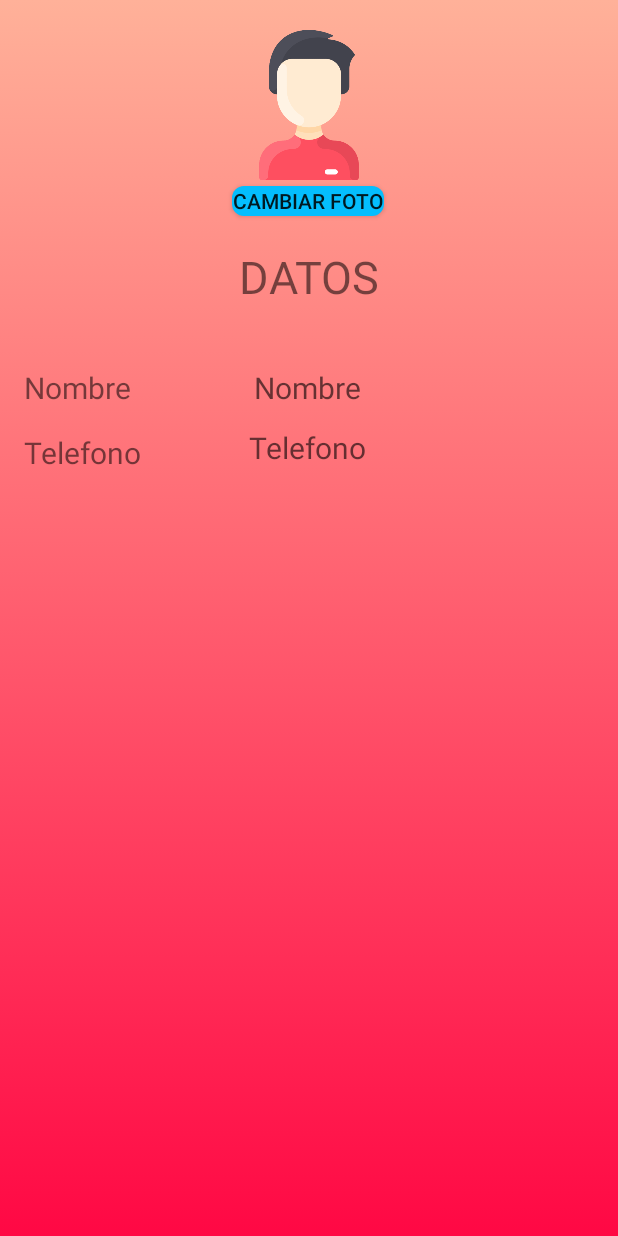
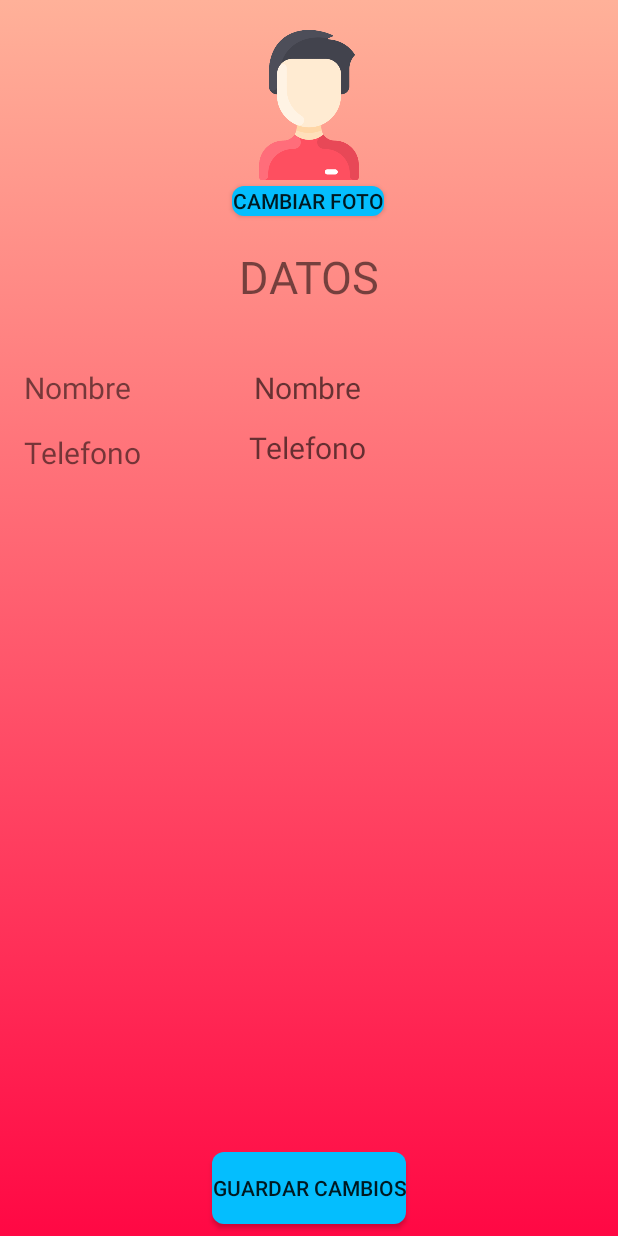
Before and after one commit to OmarMancillas/Comida, an Android app: the CuentaActivity screen opened directly, with no data from a screen before it, on a phone screen of 412 x 824 dp. Run offline under Robolectric (Android 15) with nearby library versions, the light colour scheme and no system bars; Roboto replaces fonts that are not available here.

Commit message:
NUEVO CAMBIO

```diff
--- a/app/src/main/res/layout/activity_cuenta.xml
+++ b/app/src/main/res/layout/activity_cuenta.xml
@@ -89,4 +89,16 @@
         app:layout_constraintStart_toStartOf="parent"
         app:layout_constraintTop_toBottomOf="@+id/ivFoto" />
 
+    <Button
+        android:id="@+id/btnGuardarCambios"
+        android:layout_marginBottom="200dp"
+        android:layout_width="wrap_content"
+        android:layout_height="wrap_content"
+        android:background="@drawable/boton_redondo"
+        android:text="Guardar cambios"
+        android:layout_margin="@dimen/big_padding"
+        app:layout_constraintBottom_toBottomOf="parent"
+        app:layout_constraintEnd_toEndOf="parent"
+        app:layout_constraintStart_toStartOf="parent" />
+
 </androidx.constraintlayout.widget.ConstraintLayout>
```
